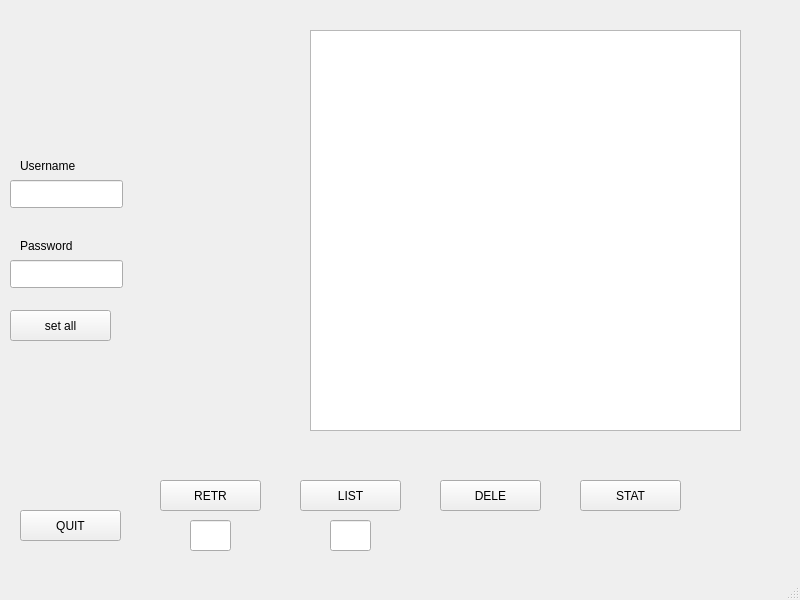
Above: POP3_Client_App/POP3_Client_App/mainwindow.ui from LukaSarenac6/Pop3Client before the change. Below: the same form after it.
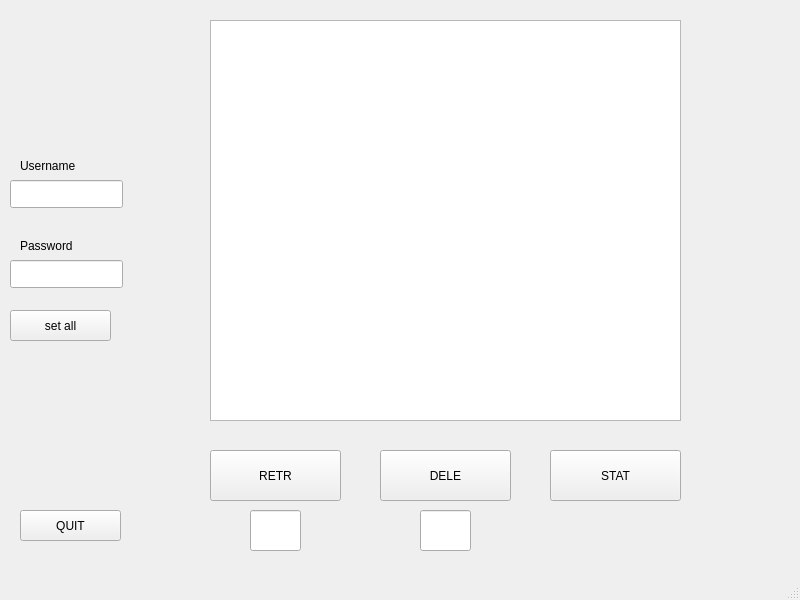
That is the form after the change.

```diff
--- a/POP3_Client_App/POP3_Client_App/mainwindow.ui
+++ b/POP3_Client_App/POP3_Client_App/mainwindow.ui
@@ -76,10 +76,10 @@
    <widget class="QPushButton" name="statButton">
     <property name="geometry">
      <rect>
-      <x>580</x>
-      <y>480</y>
-      <width>101</width>
-      <height>31</height>
+      <x>550</x>
+      <y>450</y>
+      <width>131</width>
+      <height>51</height>
      </rect>
     </property>
     <property name="text">
@@ -102,36 +102,23 @@
    <widget class="QPushButton" name="deleButton">
     <property name="geometry">
      <rect>
-      <x>440</x>
-      <y>480</y>
-      <width>101</width>
-      <height>31</height>
+      <x>380</x>
+      <y>450</y>
+      <width>131</width>
+      <height>51</height>
      </rect>
     </property>
     <property name="text">
      <string>DELE</string>
     </property>
    </widget>
-   <widget class="QPushButton" name="listButton">
-    <property name="geometry">
-     <rect>
-      <x>300</x>
-      <y>480</y>
-      <width>101</width>
-      <height>31</height>
-     </rect>
-    </property>
-    <property name="text">
-     <string>LIST</string>
-    </property>
-   </widget>
    <widget class="QPushButton" name="retrButton">
     <property name="geometry">
      <rect>
-      <x>160</x>
-      <y>480</y>
-      <width>101</width>
-      <height>31</height>
+      <x>210</x>
+      <y>450</y>
+      <width>131</width>
+      <height>51</height>
      </rect>
     </property>
     <property name="text">
@@ -141,30 +128,30 @@
    <widget class="QTextEdit" name="textEdit">
     <property name="geometry">
      <rect>
-      <x>310</x>
-      <y>30</y>
-      <width>431</width>
+      <x>210</x>
+      <y>20</y>
+      <width>471</width>
       <height>401</height>
      </rect>
     </property>
    </widget>
-   <widget class="QLineEdit" name="lineEditList">
-    <property name="geometry">
-     <rect>
-      <x>330</x>
-      <y>520</y>
-      <width>41</width>
-      <height>31</height>
-     </rect>
-    </property>
-   </widget>
    <widget class="QLineEdit" name="lineEditRetr">
     <property name="geometry">
      <rect>
-      <x>190</x>
-      <y>520</y>
-      <width>41</width>
-      <height>31</height>
+      <x>250</x>
+      <y>510</y>
+      <width>51</width>
+      <height>41</height>
+     </rect>
+    </property>
+   </widget>
+   <widget class="QLineEdit" name="lineEditDele">
+    <property name="geometry">
+     <rect>
+      <x>420</x>
+      <y>510</y>
+      <width>51</width>
+      <height>41</height>
      </rect>
     </property>
    </widget>
```
